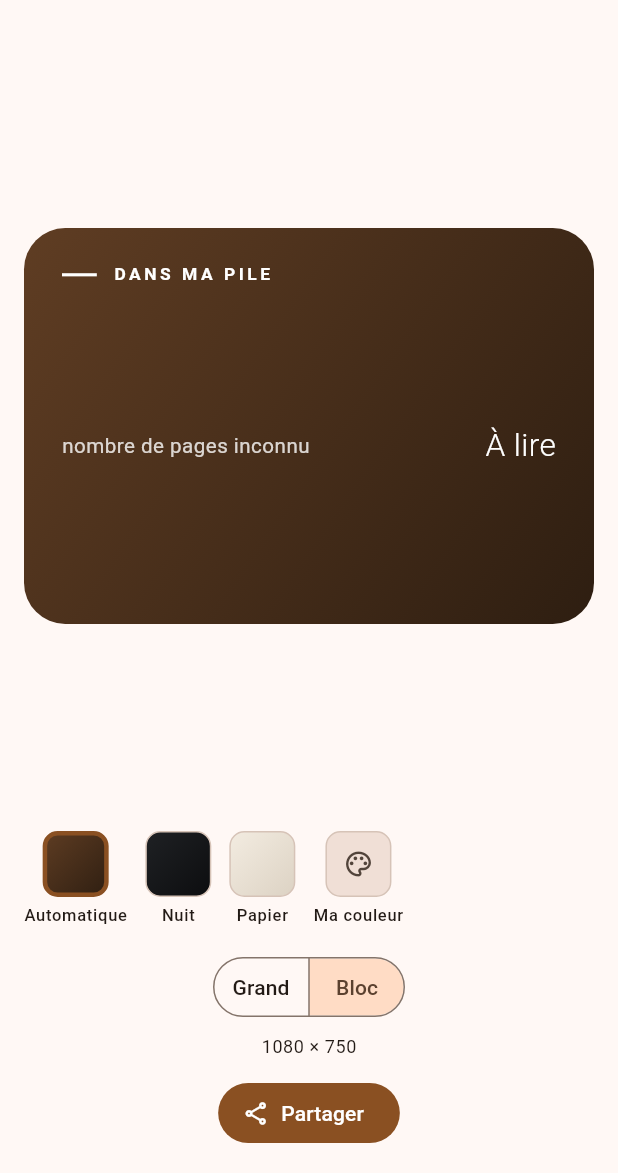
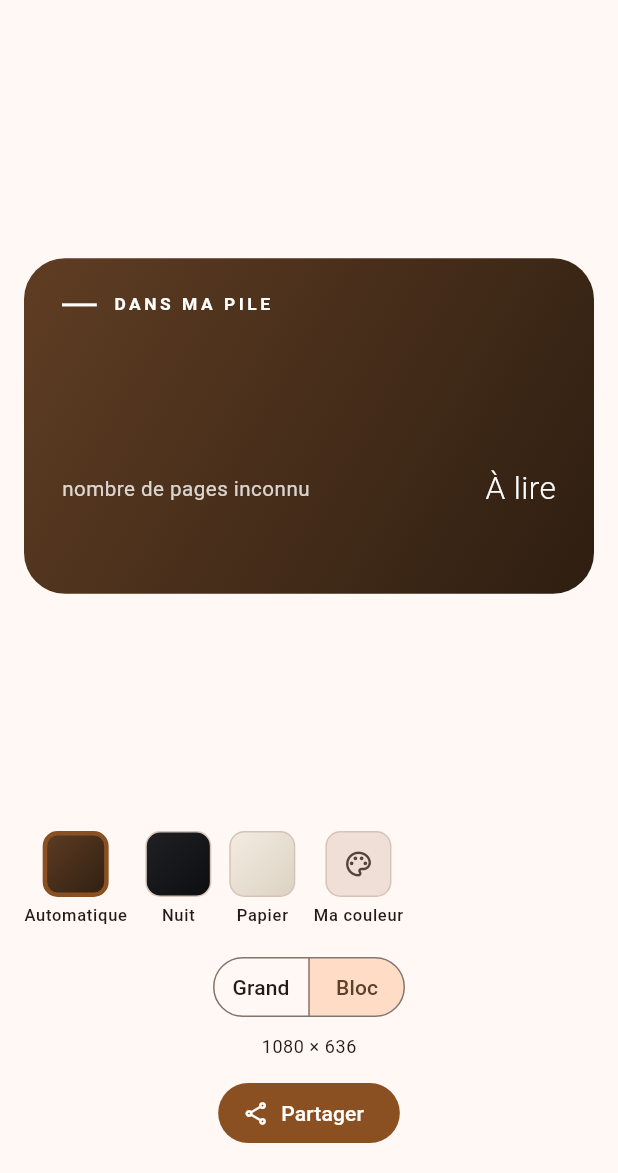
Before and after one commit to BenjaminGott/MyBookmark, a Flutter app: the ShareProgressScreen screen opened directly with empty values, after a tap on "Bloc", on a phone screen of 412 x 824 dp, the part 63-1236 px from its top. Run offline on Flutter 3.47's test engine with Material 3 defaults, Android fonts, the phone set to English and light mode, and no system bars; our stand-ins replace cached_network_image, drift, drift_flutter, file_picker, flutter_riverpod, palette_generator and 2 more; missing offline and left inert: sqlite3; accounts and stored records are empty; generated files the repository leaves out were written again.

Commit message:
Aligne la couverture du bloc sur la ligne des pages
La couverture s'arrête désormais exactement au bas de « page X sur Y ».

Pour cela, le bloc de texte a des hauteurs fixées plutôt que dictées par son
contenu : la hauteur de la couverture en découle, et elle ne peut donc pas
dépendre de la longueur du titre. Deux tentatives plus directes ont échoué et
méritent d'être notées : `IntrinsicHeight` ne sait pas mesurer une rangée qui
contient un `Expanded`, et `CrossAxisAlignment.stretch` exige une hauteur déjà
bornée — l'inverse de ce qu'on cherchait.

- Le titre occupe toujours la réserve de deux lignes, et s'y cale en bas :
  un titre court reste collé à son auteur au lieu de laisser un trou.
- La couverture garde sa proportion 2:3, elle n'est pas rognée ; c'est sa
  largeur qui suit la hauteur du texte.
- L'ombre portée est proportionnée à l'image : fixe, elle dépassait sous la
  ligne des pages et ruinait l'alignement.
- La barre épaisse reçoit ses hauteurs du bloc au lieu de les garder en dur,
  sans quoi la somme réservée et la somme rendue divergeaient.
- Le bloc passe à 1080 × 636.
- Trois tests : coïncidence des deux bas, proportion de la couverture, et
  ordre des éléments.

229 tests au vert, `flutter analyze` sans avertissement.

Co-Authored-By: Claude Opus 5 <noreply@anthropic.com>

```diff
--- a/lib/ui/share/progress_share_card.dart
+++ b/lib/ui/share/progress_share_card.dart
@@ -16,14 +16,14 @@ enum ShareCardFormat {
   /// Sans coins arrondis : elle occupe tout l'écran, il n'y a rien derrière.
   large(360, 640, 'Grand', '1080 × 1920', 0),
 
-  /// Bloc bas, pensé pour être posé à côté d'autre chose : 1080 × 750.
+  /// Bloc bas, pensé pour être posé à côté d'autre chose : 1080 × 630.
   ///
-  /// Sa hauteur est celle de la couverture : tout le reste tient au-dessus
-  /// d'elle en hauteur, il n'y a pas de place à gagner ailleurs.
+  /// Sa hauteur est celle du bloc de texte, couverture comprise : l'image
+  /// s'arrête exactement sur la ligne des pages.
   ///
   /// Coins arrondis et donc transparents : il se pose sur un fond quelconque
   /// sans trancher dessus par un angle droit.
-  compact(360, 250, 'Bloc', '1080 × 750', 26);
+  compact(360, 212, 'Bloc', '1080 × 636', 26);
 
   const ShareCardFormat(
     this.width,
@@ -110,10 +110,16 @@ class ProgressShareCard extends StatelessWidget {
               ),
             ),
             child: switch (format) {
-              ShareCardFormat.large =>
-                _LargeLayout(item: item, palette: palette, cover: cover),
-              ShareCardFormat.compact =>
-                _CompactLayout(item: item, palette: palette, cover: cover),
+              ShareCardFormat.large => _LargeLayout(
+                item: item,
+                palette: palette,
+                cover: cover,
+              ),
+              ShareCardFormat.compact => _CompactLayout(
+                item: item,
+                palette: palette,
+                cover: cover,
+              ),
             },
           ),
         ),
@@ -163,13 +169,33 @@ class _LargeLayout extends StatelessWidget {
 
 /// Mise en page en bloc : couverture à gauche, texte et barre à droite.
 ///
-/// Format carré et compact, pensé pour être posé à côté d'autre chose.
+/// Les hauteurs y sont fixées plutôt que laissées au contenu. C'est ce qui
+/// permet à la couverture de s'arrêter exactement sur la ligne des pages : sa
+/// hauteur est celle du bloc de texte, qui ne peut donc pas dépendre de la
+/// longueur du titre. Un titre court occupe la même place qu'un titre sur deux
+/// lignes, et toutes les cartes se ressemblent.
 class _CompactLayout extends StatelessWidget {
   const _CompactLayout({
     required this.item,
     required this.palette,
     required this.cover,
   });
+
+  /// Deux lignes de titre à 21 points, interligne 1,12.
+  static const double _titleHeight = 48;
+
+  static const double _authorHeight = 16;
+  static const double _barHeight = 26;
+  static const double _pagesHeight = 16;
+
+  /// La somme exacte du bloc de texte, et donc la hauteur de la couverture.
+  static const double textHeight =
+      _titleHeight + 6 + _authorHeight + 14 + _barHeight + 10 + _pagesHeight;
+
+  /// Proportion d'une couverture de livre : deux tiers de large pour trois de
+  /// haut, le format des images d'Open Library. La couverture n'est donc jamais
+  /// rognée, c'est sa largeur qui suit.
+  static const double coverWidth = textHeight * 2 / 3;
 
   final LibraryItem item;
   final ProgressCardPalette palette;
@@ -180,32 +206,40 @@ class _CompactLayout extends StatelessWidget {
     return Padding(
       padding: const EdgeInsets.all(24),
       child: Column(
+        mainAxisSize: MainAxisSize.min,
         crossAxisAlignment: CrossAxisAlignment.start,
         children: <Widget>[
           // Seule l'accroche traverse toute la largeur : tout le reste vit à
           // droite de la couverture.
           _Kicker(item: item, palette: palette),
           const SizedBox(height: 16),
-          Expanded(
+          SizedBox(
+            height: textHeight,
             child: Row(
-              crossAxisAlignment: CrossAxisAlignment.stretch,
+              crossAxisAlignment: CrossAxisAlignment.start,
               children: <Widget>[
                 if (cover != null) ...<Widget>[
-                  Align(
-                    alignment: Alignment.topLeft,
-                    child: _Cover(cover: cover!, width: 112, height: 168),
-                  ),
+                  _Cover(cover: cover!, width: coverWidth, height: textHeight),
                   const SizedBox(width: 16),
                 ],
                 Expanded(
                   child: Column(
                     crossAxisAlignment: CrossAxisAlignment.start,
                     children: <Widget>[
-                      _Title(
+                      SizedBox(
+                        height: _titleHeight,
+                        child: _Title(
                           item: item,
                           palette: palette,
-                        size: cover == null ? 30 : 20,
-                        maxLines: cover == null ? 4 : 2,
+                          size: cover == null ? 26 : 21,
+                          maxLines: 2,
+                          withAuthor: false,
+                        ),
+                      ),
+                      const SizedBox(height: 6),
+                      SizedBox(
+                        height: _authorHeight,
+                        child: _Author(item: item, palette: palette, size: 13),
                       ),
                       const SizedBox(height: 14),
                       // La progression arrive juste après le titre : c'est
@@ -214,6 +248,9 @@ class _CompactLayout extends StatelessWidget {
                         item: item,
                         palette: palette,
                         style: _BarStyle.thick,
+                        barHeight: _barHeight,
+                        pagesHeight: _pagesHeight,
+                        gap: 10,
                         trailing: item.currentEntry.rating == null
                             ? null
                             : _Stars(
@@ -272,26 +309,26 @@ class _Kicker extends StatelessWidget {
 }
 
 class _Cover extends StatelessWidget {
-  const _Cover({
-    required this.cover,
-    required this.width,
-    required this.height,
-  });
+  const _Cover({required this.cover, this.width, this.height});
 
   final ImageProvider cover;
-  final double width;
-  final double height;
+
+  /// Nuls quand la couverture prend la taille que son parent lui donne.
+  final double? width;
+  final double? height;
 
   @override
   Widget build(BuildContext context) {
     return Container(
       decoration: BoxDecoration(
         borderRadius: BorderRadius.circular(6),
-        boxShadow: const <BoxShadow>[
+        boxShadow: <BoxShadow>[
+          // Ombre proportionnée à l'image : sur le bloc, où la couverture doit
+          // s'arrêter net sur la ligne des pages, une ombre fixe déborderait.
           BoxShadow(
-            color: Color(0x5A000000),
-            blurRadius: 26,
-            offset: Offset(0, 14),
+            color: const Color(0x52000000),
+            blurRadius: (height ?? 200) / 8,
+            offset: Offset(0, (height ?? 200) / 26),
           ),
         ],
       ),
@@ -350,6 +387,7 @@ class _Title extends StatelessWidget {
     required this.palette,
     required this.size,
     this.maxLines = 3,
+    this.withAuthor = true,
   });
 
   final LibraryItem item;
@@ -357,12 +395,12 @@ class _Title extends StatelessWidget {
   final double size;
   final int maxLines;
 
+  /// Le bloc calant ses hauteurs au point près, il place l'auteur lui-même.
+  final bool withAuthor;
+
   @override
   Widget build(BuildContext context) {
-    return Column(
-      crossAxisAlignment: CrossAxisAlignment.start,
-      children: <Widget>[
-        Text(
+    final title = Text(
       item.book.title,
       maxLines: maxLines,
       overflow: TextOverflow.ellipsis,
@@ -373,19 +411,51 @@ class _Title extends StatelessWidget {
         height: 1.12,
         letterSpacing: -0.4,
       ),
-        ),
+    );
+
+    if (!withAuthor) {
+      // La place de deux lignes est réservée d'avance ; un titre court se cale
+      // en bas de cette réserve, juste au-dessus de l'auteur, plutôt que de
+      // laisser un trou entre les deux.
+      return Align(alignment: Alignment.bottomLeft, child: title);
+    }
+
+    return Column(
+      crossAxisAlignment: CrossAxisAlignment.start,
+      children: <Widget>[
+        title,
         const SizedBox(height: 7),
-        Text(
+        _Author(item: item, palette: palette, size: size < 24 ? 13 : 15),
+      ],
+    );
+  }
+}
+
+class _Author extends StatelessWidget {
+  const _Author({
+    required this.item,
+    required this.palette,
+    required this.size,
+  });
+
+  final LibraryItem item;
+  final ProgressCardPalette palette;
+  final double size;
+
+  @override
+  Widget build(BuildContext context) {
+    return Align(
+      alignment: Alignment.topLeft,
+      child: Text(
         item.book.author ?? 'Auteur inconnu',
         maxLines: 1,
         overflow: TextOverflow.ellipsis,
         style: TextStyle(
           color: palette.foreground.withValues(alpha: 0.78),
-            fontSize: size < 24 ? 13 : 15,
+          fontSize: size,
           letterSpacing: 0.2,
         ),
       ),
-      ],
     );
   }
 }
@@ -434,7 +504,19 @@ class _ProgressBlock extends StatelessWidget {
     required this.palette,
     required this.style,
     this.trailing,
+    this.barHeight = 24,
+    this.pagesHeight,
+    this.gap = 10,
   });
+
+  /// Épaisseur de la barre, pour le style épais.
+  final double barHeight;
+
+  /// Hauteur imposée à la ligne des pages, quand le bloc cale ses hauteurs.
+  final double? pagesHeight;
+
+  /// Espace entre la barre et la ligne des pages.
+  final double gap;
 
   final LibraryItem item;
   final ProgressCardPalette palette;
@@ -497,11 +579,14 @@ class _ProgressBlock extends StatelessWidget {
 
     return switch (style) {
       _BarStyle.thick => Column(
+        mainAxisSize: MainAxisSize.min,
         crossAxisAlignment: CrossAxisAlignment.start,
         children: <Widget>[
-            _ThickBar(percent: percent, palette: palette, height: 24),
-            const SizedBox(height: 10),
-            Row(
+          _ThickBar(percent: percent, palette: palette, height: barHeight),
+          SizedBox(height: gap),
+          SizedBox(
+            height: pagesHeight,
+            child: Row(
               children: <Widget>[
                 Flexible(child: pages),
                 if (trailing != null) ...<Widget>[
@@ -509,6 +594,7 @@ class _ProgressBlock extends StatelessWidget {
                   trailing!,
                 ],
               ],
+            ),
           ),
         ],
       ),
@@ -672,8 +758,9 @@ class _ThickBar extends StatelessWidget {
                 child: Padding(
                   padding: EdgeInsets.only(right: inside ? height * 0.45 : 0),
                   child: Align(
-                    alignment:
-                        inside ? Alignment.centerRight : Alignment.centerLeft,
+                    alignment: inside
+                        ? Alignment.centerRight
+                        : Alignment.centerLeft,
                     child: Text(
                       '$percent %',
                       key: const Key('progress-label'),
```
Also changed, not shown: 3 other files. Lines whose indentation alone changed are shown as unchanged.
